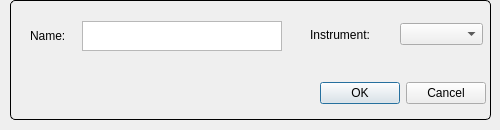
This is apps/NSXQt/ui/DialogExperiment.ui in k61n/openhkl as Qt 5 draws it before an edit. The edited form follows.
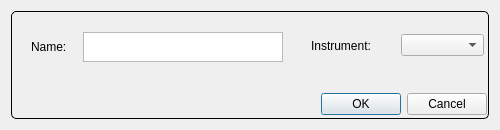
This is the edited form.

```diff
--- a/apps/NSXQt/ui/DialogExperiment.ui
+++ b/apps/NSXQt/ui/DialogExperiment.ui
@@ -37,15 +37,9 @@
   <property name="toolTip">
    <string/>
   </property>
+  <layout class="QGridLayout" name="gridLayout">
+   <item row="0" column="0">
   <widget class="QGroupBox" name="groupBox">
-   <property name="geometry">
-    <rect>
-     <x>10</x>
-     <y>0</y>
-     <width>481</width>
-     <height>120</height>
-    </rect>
-   </property>
    <property name="styleSheet">
     <string notr="true"> QGroupBox {
      background-color: qlineargradient(x1: 0, y1: 0, x2: 0, y2: 1,
@@ -153,12 +147,8 @@
     </layout>
    </widget>
   </widget>
-  <zorder>groupBox</zorder>
-  <zorder>layoutWidget</zorder>
-  <zorder>layoutWidget</zorder>
-  <zorder>label_2</zorder>
-  <zorder>buttonBox</zorder>
-  <zorder>label_2</zorder>
+   </item>
+  </layout>
  </widget>
  <resources/>
  <connections>
```
Lines whose indentation alone changed are shown as unchanged.
